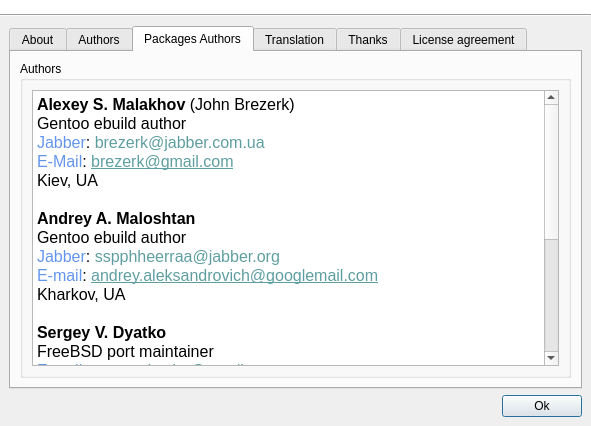
The window that src/About.ui (brezerk/q4wine) describes before a commit, drawn with Qt 5.
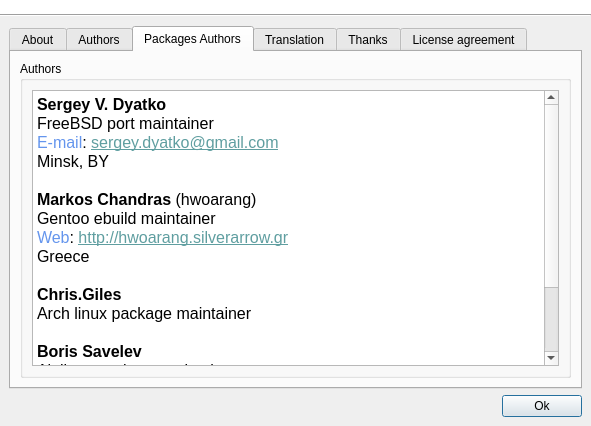
The same window after the commit. The open tabs and pages were chosen to show the change. Icons and pictures are not drawn.

The edit to the form file:
```diff
--- a/src/About.ui
+++ b/src/About.ui
@@ -322,23 +322,16 @@
 &lt;html&gt;&lt;head&gt;&lt;meta name=&quot;qrichtext&quot; content=&quot;1&quot; /&gt;&lt;style type=&quot;text/css&quot;&gt;
 p, li { white-space: pre-wrap; }
 &lt;/style&gt;&lt;/head&gt;&lt;body style=&quot; font-family:'Fixed [Misc]'; font-size:12pt; font-weight:400; font-style:normal;&quot;&gt;
-&lt;p style=&quot; margin-top:0px; margin-bottom:0px; margin-left:0px; margin-right:0px; -qt-block-indent:0; text-indent:0px;&quot;&gt;&lt;span style=&quot; font-weight:600;&quot;&gt;Alexey S. Malakhov&lt;/span&gt; (John Brezerk)&lt;/p&gt;
-&lt;p style=&quot; margin-top:0px; margin-bottom:0px; margin-left:0px; margin-right:0px; -qt-block-indent:0; text-indent:0px;&quot;&gt;Gentoo ebuild author&lt;/p&gt;
-&lt;p style=&quot; margin-top:0px; margin-bottom:0px; margin-left:0px; margin-right:0px; -qt-block-indent:0; text-indent:0px;&quot;&gt;&lt;span style=&quot; color:#6495ed;&quot;&gt;Jabber&lt;/span&gt;: &lt;span style=&quot; color:#5f9ea0;&quot;&gt;brezerk@jabber.com.ua&lt;/span&gt;&lt;/p&gt;
-&lt;p style=&quot; margin-top:0px; margin-bottom:0px; margin-left:0px; margin-right:0px; -qt-block-indent:0; text-indent:0px;&quot;&gt;&lt;span style=&quot; color:#6495ed;&quot;&gt;E-Mail&lt;/span&gt;: &lt;span style=&quot; text-decoration: underline; color:#5f9ea0;&quot;&gt;brezerk@gmail.com&lt;/span&gt;&lt;/p&gt;
-&lt;p style=&quot; margin-top:0px; margin-bottom:0px; margin-left:0px; margin-right:0px; -qt-block-indent:0; text-indent:0px;&quot;&gt;&lt;span style=&quot; color:#000000;&quot;&gt;Kiev, UA&lt;/span&gt;&lt;/p&gt;
-&lt;p style=&quot;-qt-paragraph-type:empty; margin-top:0px; margin-bottom:0px; margin-left:0px; margin-right:0px; -qt-block-indent:0; text-indent:0px;&quot;&gt;&lt;/p&gt;
-&lt;p style=&quot; margin-top:0px; margin-bottom:0px; margin-left:0px; margin-right:0px; -qt-block-indent:0; text-indent:0px;&quot;&gt;&lt;span style=&quot; font-weight:600; color:#000000;&quot;&gt;Andrey A. Maloshtan&lt;/span&gt;&lt;/p&gt;
-&lt;p style=&quot; margin-top:0px; margin-bottom:0px; margin-left:0px; margin-right:0px; -qt-block-indent:0; text-indent:0px;&quot;&gt;Gentoo ebuild author&lt;/p&gt;
-&lt;p style=&quot; margin-top:0px; margin-bottom:0px; margin-left:0px; margin-right:0px; -qt-block-indent:0; text-indent:0px;&quot;&gt;&lt;span style=&quot; color:#6495ed;&quot;&gt;Jabber&lt;/span&gt;: &lt;span style=&quot; color:#5f9ea0;&quot;&gt;sspphheerraa@jabber.org&lt;/span&gt;&lt;/p&gt;
-&lt;p style=&quot; margin-top:0px; margin-bottom:0px; margin-left:0px; margin-right:0px; -qt-block-indent:0; text-indent:0px;&quot;&gt;&lt;span style=&quot; color:#6495ed;&quot;&gt;E-mail&lt;/span&gt;: &lt;span style=&quot; text-decoration: underline; color:#5f9ea0;&quot;&gt;andrey.aleksandrovich@googlemail.com&lt;/span&gt;&lt;/p&gt;
-&lt;p style=&quot; margin-top:0px; margin-bottom:0px; margin-left:0px; margin-right:0px; -qt-block-indent:0; text-indent:0px;&quot;&gt;Kharkov, UA&lt;/p&gt;
-&lt;p style=&quot;-qt-paragraph-type:empty; margin-top:0px; margin-bottom:0px; margin-left:0px; margin-right:0px; -qt-block-indent:0; text-indent:0px;&quot;&gt;&lt;/p&gt;
 &lt;p style=&quot; margin-top:0px; margin-bottom:0px; margin-left:0px; margin-right:0px; -qt-block-indent:0; text-indent:0px;&quot;&gt;&lt;span style=&quot; font-weight:600; color:#000000;&quot;&gt;Sergey V. Dyatko&lt;/span&gt;&lt;/p&gt;
 &lt;p style=&quot; margin-top:0px; margin-bottom:0px; margin-left:0px; margin-right:0px; -qt-block-indent:0; text-indent:0px;&quot;&gt;&lt;span style=&quot; color:#000000;&quot;&gt;FreeBSD port maintainer&lt;/span&gt;&lt;/p&gt;
 &lt;p style=&quot; margin-top:0px; margin-bottom:0px; margin-left:0px; margin-right:0px; -qt-block-indent:0; text-indent:0px;&quot;&gt;&lt;span style=&quot; color:#6495ed;&quot;&gt;E-mail&lt;/span&gt;: &lt;span style=&quot; text-decoration: underline; color:#5f9ea0;&quot;&gt;sergey.dyatko@gmail.com&lt;/span&gt;&lt;/p&gt;
 &lt;p style=&quot; margin-top:0px; margin-bottom:0px; margin-left:0px; margin-right:0px; -qt-block-indent:0; text-indent:0px;&quot;&gt;Minsk, BY&lt;/p&gt;
 &lt;p style=&quot;-qt-paragraph-type:empty; margin-top:0px; margin-bottom:0px; margin-left:0px; margin-right:0px; -qt-block-indent:0; text-indent:0px; font-weight:600; color:#000000;&quot;&gt;&lt;/p&gt;
+&lt;p style=&quot; margin-top:0px; margin-bottom:0px; margin-left:0px; margin-right:0px; -qt-block-indent:0; text-indent:0px;&quot;&gt;&lt;span style=&quot; font-weight:600;&quot;&gt;Markos Chandras &lt;/span&gt;(hwoarang)&lt;/p&gt;
+&lt;p style=&quot; margin-top:0px; margin-bottom:0px; margin-left:0px; margin-right:0px; -qt-block-indent:0; text-indent:0px;&quot;&gt;Gentoo ebuild maintainer&lt;/p&gt;
+&lt;p style=&quot; margin-top:0px; margin-bottom:0px; margin-left:0px; margin-right:0px; -qt-block-indent:0; text-indent:0px;&quot;&gt;&lt;span style=&quot; color:#6495ed;&quot;&gt;Web&lt;/span&gt;: &lt;span style=&quot; text-decoration: underline; color:#5f9ea0;&quot;&gt;http://hwoarang.silverarrow.gr&lt;/span&gt;&lt;/p&gt;
+&lt;p style=&quot; margin-top:0px; margin-bottom:0px; margin-left:0px; margin-right:0px; -qt-block-indent:0; text-indent:0px;&quot;&gt;Greece&lt;/p&gt;
+&lt;p style=&quot;-qt-paragraph-type:empty; margin-top:0px; margin-bottom:0px; margin-left:0px; margin-right:0px; -qt-block-indent:0; text-indent:0px; font-weight:600; color:#000000;&quot;&gt;&lt;/p&gt;
 &lt;p style=&quot; margin-top:0px; margin-bottom:0px; margin-left:0px; margin-right:0px; -qt-block-indent:0; text-indent:0px;&quot;&gt;&lt;span style=&quot; font-weight:600; color:#000000;&quot;&gt;Chris.Giles&lt;/span&gt;&lt;/p&gt;
 &lt;p style=&quot; margin-top:0px; margin-bottom:0px; margin-left:0px; margin-right:0px; -qt-block-indent:0; text-indent:0px;&quot;&gt;&lt;span style=&quot; color:#000000;&quot;&gt;Arch linux package maintainer&lt;/span&gt;&lt;/p&gt;
 &lt;p style=&quot;-qt-paragraph-type:empty; margin-top:0px; margin-bottom:0px; margin-left:0px; margin-right:0px; -qt-block-indent:0; text-indent:0px;&quot;&gt;&lt;/p&gt;
```
Left out of the diff: 7 changed lines with no effect on the pictures.
